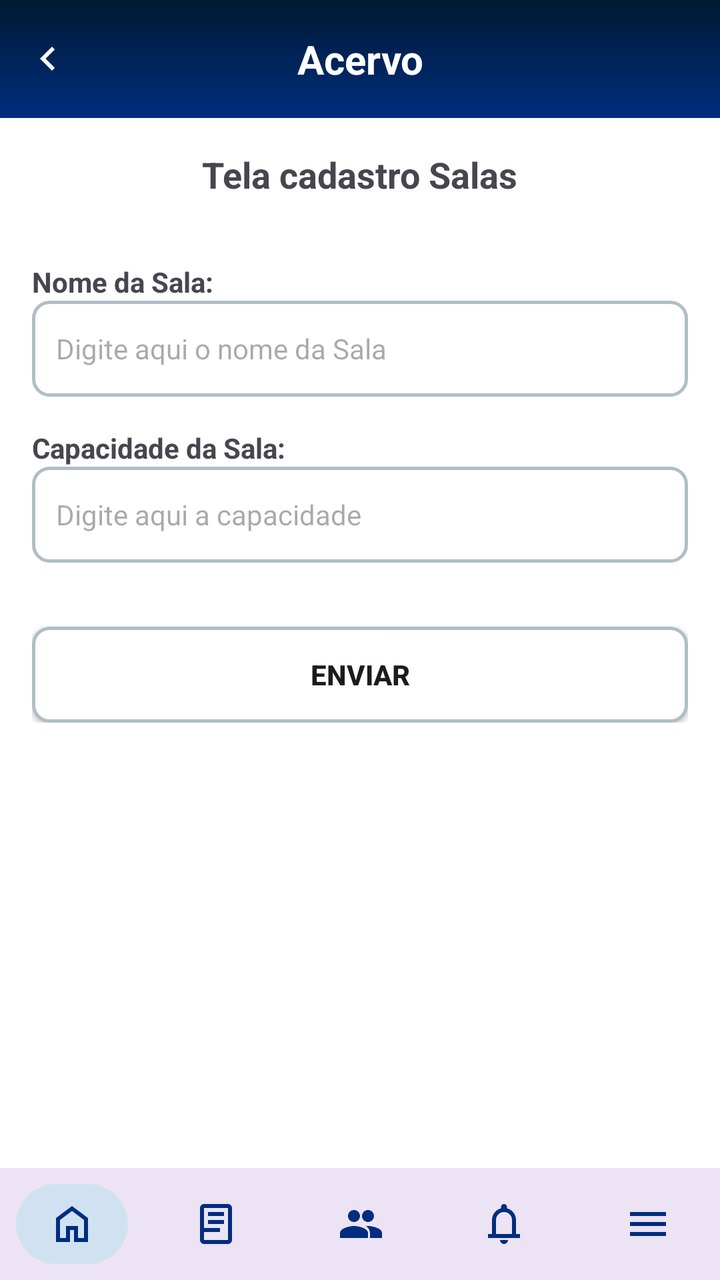
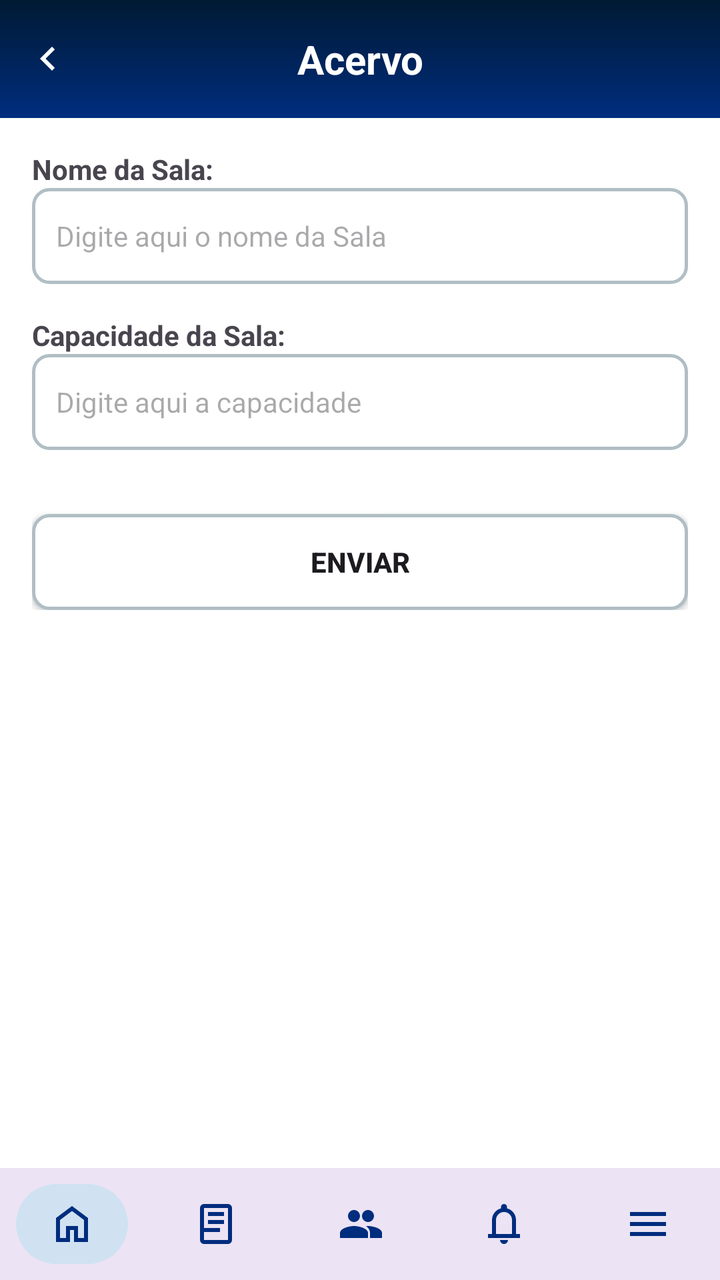

An Android layout rendered at two revisions. The XML below is the earlier revision; the diff shows what the commit changed to produce the second picture.
<!-- AndroidManifest.xml: application theme Theme.Bibliotecaapp -->
<!-- res/layout/tela_cadastro_sala.xml -->
<?xml version="1.0" encoding="utf-8"?>
<LinearLayout xmlns:android="http://schemas.android.com/apk/res/android"
    xmlns:app="http://schemas.android.com/apk/res-auto"
    android:layout_width="match_parent"
    android:layout_height="match_parent"
    android:background="#FFFFFF"
    android:orientation="vertical">

    
    <RelativeLayout
        android:layout_width="match_parent"
        android:layout_height="wrap_content"
        android:background="@drawable/background_header">

        <ImageButton
            android:id="@+id/btnVoltar"
            android:layout_width="48dp"
            android:layout_height="48dp"
            android:layout_centerVertical="true"
            android:background="?attr/selectableItemBackgroundBorderless"
            android:src="@drawable/ic_leftarrow"
            app:tint="#FFFFFF" />

        <TextView
            android:layout_width="match_parent"
            android:layout_height="wrap_content"
            android:gravity="center"
            android:padding="16dp"
            android:text="Acervo"
            android:textColor="#FFFFFF"
            android:textSize="20sp"
            android:textStyle="bold" />
    </RelativeLayout>

    <ScrollView
        android:layout_width="match_parent"
        android:layout_height="0dp"
        android:layout_weight="1">

        <LinearLayout
            android:layout_width="match_parent"
            android:layout_height="wrap_content"
            android:orientation="vertical"
            android:padding="16dp">

            <TextView
                android:layout_width="wrap_content"
                android:layout_height="wrap_content"
                android:layout_gravity="center_horizontal"
                android:layout_marginBottom="32dp"
                android:text="Tela cadastro Salas"
                android:textSize="18sp"
                android:textStyle="bold" />

            <TextView
                android:layout_width="wrap_content"
                android:layout_height="wrap_content"
                android:text="Nome da Sala:"
                android:textStyle="bold" />

            <EditText
                android:id="@+id/edtNomeSala"
                android:layout_width="match_parent"
                android:layout_height="48dp"
                android:layout_marginBottom="16dp"
                android:background="@drawable/background_campo_input"
                android:hint="Digite aqui o nome da Sala"
                android:padding="12dp"
                android:textSize="14sp" />

            <TextView
                android:layout_width="wrap_content"
                android:layout_height="wrap_content"
                android:text="Capacidade da Sala:"
                android:textStyle="bold" />

            <EditText
                android:id="@+id/edtCapacidadeSala"
                android:layout_width="match_parent"
                android:layout_height="48dp"
                android:layout_marginBottom="32dp"
                android:background="@drawable/background_campo_input"
                android:hint="Digite aqui a capacidade"
                android:inputType="number"
                android:padding="12dp"
                android:textSize="14sp" />

            <androidx.appcompat.widget.AppCompatButton
                android:id="@+id/btnEnviar"
                android:layout_width="match_parent"
                android:layout_height="wrap_content"
                android:background="@drawable/background_campo_input"
                android:text="ENVIAR"
                android:textStyle="bold" />

        </LinearLayout>
    </ScrollView>

    
    <include layout="@layout/navbar_admin_layout" />

</LinearLayout>
<!-- res/layout/navbar_admin_layout.xml (included above) -->
<?xml version="1.0" encoding="utf-8"?>
<com.google.android.material.bottomnavigation.BottomNavigationView
    xmlns:android="http://schemas.android.com/apk/res/android"
    xmlns:app="http://schemas.android.com/apk/res-auto"
    android:id="@+id/bottomNavAdmin"
    style="@style/NavBar"
    android:layout_width="match_parent"
    android:layout_height="wrap_content"
    app:menu="@menu/admin_bottom_menu"/>
<!-- resources referenced by this layout -->
<resources>
  <!-- drawable background_campo_input (drawable) -->
  <?xml version="1.0" encoding="utf-8"?>
  <shape xmlns:android="http://schemas.android.com/apk/res/android"
      android:shape="rectangle">
  
      <solid android:color="#FFFFFF" />
  
      <stroke
          android:width="1.5dp"
          android:color="#B0BEC5" />
  
      <corners android:radius="8dp" />
  
  </shape>
  <!-- drawable background_header (drawable) -->
  <?xml version="1.0" encoding="utf-8"?>
  <shape xmlns:android="http://schemas.android.com/apk/res/android">
  
      <gradient
          android:type="linear"
          android:angle="270"
          android:startColor="#001A33"
          android:endColor="#002D7E" />
  
      <corners android:radius="0dp" />
  
  </shape>
  <!-- drawable ic_leftarrow (drawable) -->
  <vector xmlns:android="http://schemas.android.com/apk/res/android"
      android:width="24dp"
      android:height="24dp"
      android:viewportWidth="960"
      android:viewportHeight="960">
    <path
        android:pathData="M560,720 L320,480l240,-240 56,56 -184,184 184,184 -56,56Z"
        android:fillColor="#FFFFFF"/>
  </vector>
  <style name="NavBar" parent="Widget.MaterialComponents.BottomNavigationView">
          <item name="itemBackground">@drawable/nav_item_background</item>
          <item name="itemRippleColor">@android:color/transparent</item>
          <item name="itemIconTint">#002D7E</item>
          <item name="itemTextColor">@null</item>
          <item name="labelVisibilityMode">unlabeled</item>
      </style>
  <style name="Theme.Bibliotecaapp" parent="Base.Theme.Bibliotecaapp" />
  <!-- drawable nav_item_background (drawable) -->
  <?xml version="1.0" encoding="utf-8"?>
  <selector xmlns:android="http://schemas.android.com/apk/res/android">
  
      
      <item android:state_checked="true">
          <inset
              android:insetLeft="8dp"
              android:insetRight="8dp"
              android:insetTop="8dp"
              android:insetBottom="8dp">
  
              <shape android:shape="rectangle">
                  <solid android:color="#D0E2F2"/>
                  <corners android:radius="100dp"/>
              </shape>
  
          </inset>
      </item>
  
      
      <item>
          <color android:color="@android:color/transparent"/>
      </item>
  
  </selector>
  <style name="Base.Theme.Bibliotecaapp" parent="Theme.Material3.DayNight.NoActionBar">
          
          
      </style>
</resources>

<!-- the commit's change to res/layout/tela_cadastro_sala.xml (unified diff, before → after) -->
@@ -43,14 +43,6 @@
             android:orientation="vertical"
             android:padding="16dp">
 
-            <TextView
-                android:layout_width="wrap_content"
-                android:layout_height="wrap_content"
-                android:layout_gravity="center_horizontal"
-                android:layout_marginBottom="32dp"
-                android:text="Tela cadastro Salas"
-                android:textSize="18sp"
-                android:textStyle="bold" />
 
             <TextView
                 android:layout_width="wrap_content"
